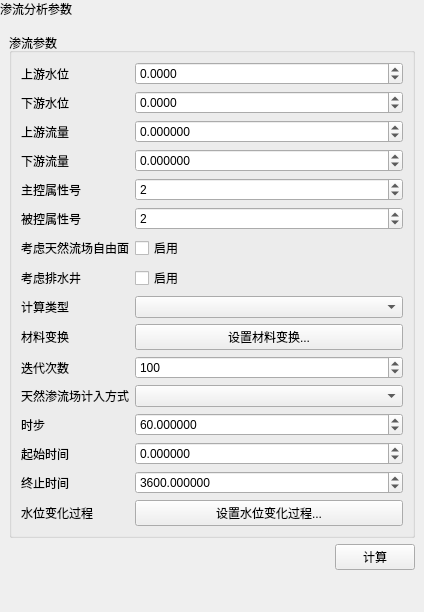
First picture: the form in plugins/Base_Slover/SeepageWidget.ui, repository asd977/base_cae, before the edit.
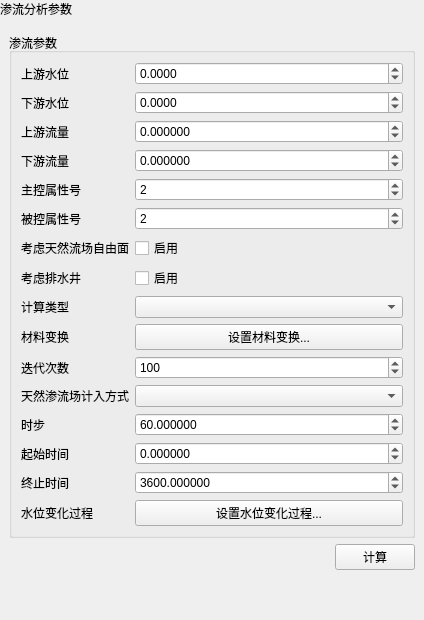
Second picture: the form after the edit.

Diff of the .ui file:
```diff
--- a/plugins/Base_Slover/SeepageWidget.ui
+++ b/plugins/Base_Slover/SeepageWidget.ui
@@ -7,7 +7,7 @@
     <x>0</x>
     <y>0</y>
     <width>424</width>
-    <height>612</height>
+    <height>620</height>
    </rect>
   </property>
   <property name="windowTitle">
```
Left out of the diff: 3 changed lines with no effect on the pictures.
